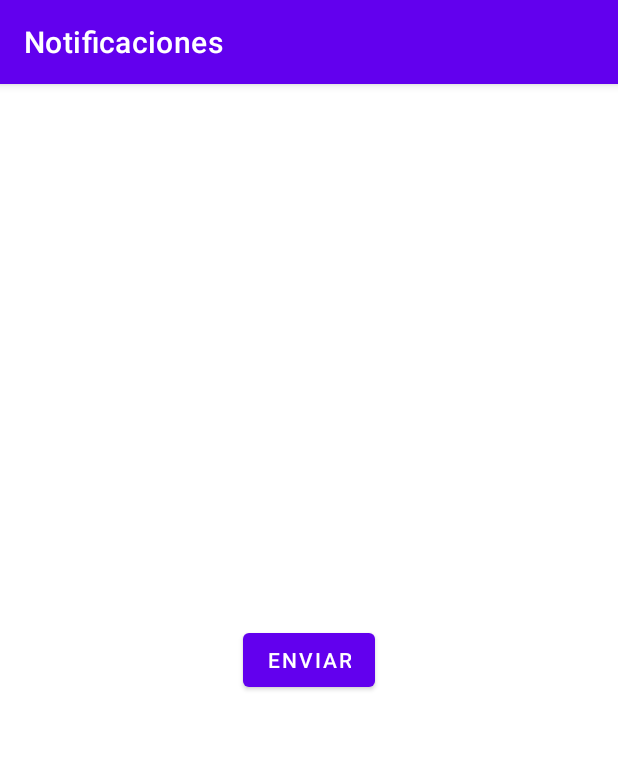
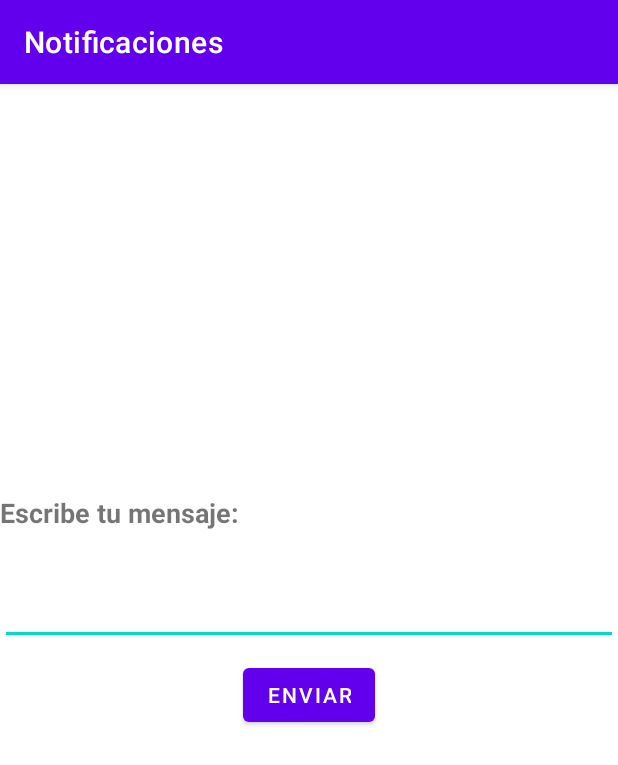
Before and after one commit to AntonioGMtz/notificaciones, an Android app: the screen it shows after launch (MainActivity), after a tap on "ENVIAR", on a phone screen of 412 x 824 dp. Shown: the top 765 px of the screen. Run offline under Robolectric (Android 15) with nearby library versions, the phone set to English and light mode, and no system bars.

Commit message:
Own message in screen

```diff
--- a/app/src/main/java/com/example/notificaciones/MainActivity.kt
+++ b/app/src/main/java/com/example/notificaciones/MainActivity.kt
@@ -9,6 +9,7 @@ import android.os.Build
 import androidx.appcompat.app.AppCompatActivity
 import android.os.Bundle
 import android.widget.Button
+import android.widget.EditText
 import androidx.core.app.NotificationCompat
 import androidx.core.app.NotificationManagerCompat
 
@@ -16,11 +17,13 @@ class MainActivity : AppCompatActivity() {
 
     companion object{
         const val MY_CHANNEL_ID = "myChannel"
+
     }
     override fun onCreate(savedInstanceState: Bundle?) {
         super.onCreate(savedInstanceState)
         setContentView(R.layout.activity_main)
         val myNotificationButton = findViewById<Button>(R.id.btnNotification)
+
         createChannel()
         myNotificationButton.setOnClickListener {
             createSimpleNotification()
@@ -46,12 +49,13 @@ class MainActivity : AppCompatActivity() {
 
     fun createSimpleNotification()
     {
-
+        val myTextMessage = findViewById<EditText>(R.id.txMessage)
         val intent = Intent(this, MainActivity::class.java).apply {
             //No se crean muchas aplicaciones de golpe, no crea instancias nuevas en la app
             flags = Intent.FLAG_ACTIVITY_NEW_TASK or Intent.FLAG_ACTIVITY_CLEAR_TASK
         }
 
+        val text = myTextMessage.text.toString()
         val flag = if(Build.VERSION.SDK_INT >= Build.VERSION_CODES.M) PendingIntent.FLAG_IMMUTABLE else 0
         val pendingIntent:PendingIntent = PendingIntent.getActivity(this, 0, intent, flag)
 
@@ -61,7 +65,7 @@ class MainActivity : AppCompatActivity() {
             .setContentText("Mensaje de Antonio")
             .setStyle(
                 NotificationCompat.BigTextStyle()
-                    .bigText("Hola esto es un mensaje de prueba, saludos ")
+                    .bigText(text.toString())
             )
             .setContentIntent(pendingIntent)
             .setPriority(NotificationCompat.PRIORITY_DEFAULT)
--- /dev/null
+++ b/app/src/main/java/com/example/notificaciones/MyFirebaseMessaginService.kt
@@ -0,0 +1,4 @@
+package com.example.notificaciones
+
+class MyFirebaseMessaginService {
+}
--- /dev/null
+++ b/app/src/main/res/drawable/ic_alert.xml
@@ -0,0 +1,5 @@
+<vector android:height="24dp" android:tint="#0059FF"
+    android:viewportHeight="24" android:viewportWidth="24"
+    android:width="24dp" xmlns:android="http://schemas.android.com/apk/res/android">
+    <path android:fillColor="@android:color/white" android:pathData="M10.01,21.01c0,1.1 0.89,1.99 1.99,1.99s1.99,-0.89 1.99,-1.99h-3.98zM18.88,16.82L18.88,11c0,-3.25 -2.25,-5.97 -5.29,-6.69v-0.72C13.59,2.71 12.88,2 12,2s-1.59,0.71 -1.59,1.59v0.72C7.37,5.03 5.12,7.75 5.12,11v5.82L3,18.94L3,20h18v-1.06l-2.12,-2.12zM16,13.01h-3v3h-2v-3L8,13.01L8,11h3L11,8h2v3h3v2.01z"/>
+</vector>
--- a/app/src/main/res/layout/activity_main.xml
+++ b/app/src/main/res/layout/activity_main.xml
@@ -5,6 +5,18 @@
     android:layout_width="match_parent"
     android:layout_height="match_parent"
     tools:context=".MainActivity">
+
+    <TextView
+        android:id="@+id/txtWrite"
+        android:layout_width="250dp"
+        android:layout_height="30dp"
+        android:text="Escribe tu mensaje:"
+        app:layout_constraintBottom_toTopOf="@+id/txMessage"
+        app:layout_constraintStart_toStartOf="parent"
+        app:layout_constraintTop_toTopOf="parent"
+        app:layout_constraintVertical_bias="0.962"
+        android:textStyle="bold"
+        android:textSize="18sp"/>
 
     <Button
         android:id="@+id/btnNotification"
@@ -14,6 +26,19 @@
         app:layout_constraintBottom_toBottomOf="parent"
         app:layout_constraintEnd_toEndOf="parent"
         app:layout_constraintStart_toStartOf="parent"
-        app:layout_constraintTop_toTopOf="parent" />
+        app:layout_constraintTop_toTopOf="parent"
+        app:layout_constraintVertical_bias="0.532" />
+
+    <EditText
+        android:id="@+id/txMessage"
+        android:layout_width="match_parent"
+        android:layout_height="60dp"
+        app:layout_constraintBottom_toTopOf="@id/btnNotification"
+        app:layout_constraintEnd_toEndOf="parent"
+        app:layout_constraintHorizontal_bias="0.495"
+        app:layout_constraintStart_toStartOf="parent"
+        app:layout_constraintTop_toTopOf="parent"
+        app:layout_constraintVertical_bias="0.971" />
+
 
 </androidx.constraintlayout.widget.ConstraintLayout>
```
Also changed, not shown: app/src/main/AndroidManifest.xml (+9 -0 lines).
